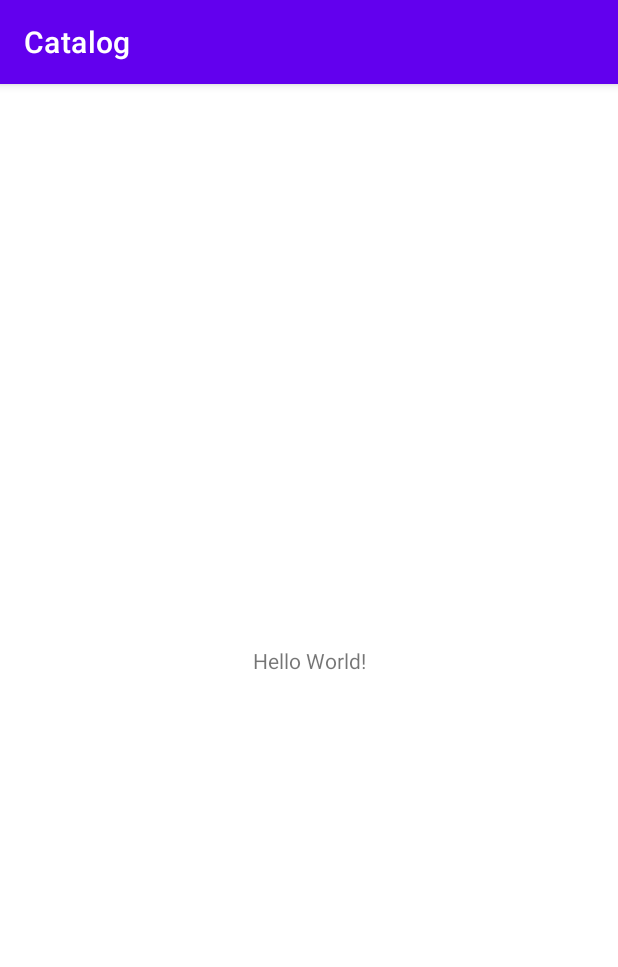
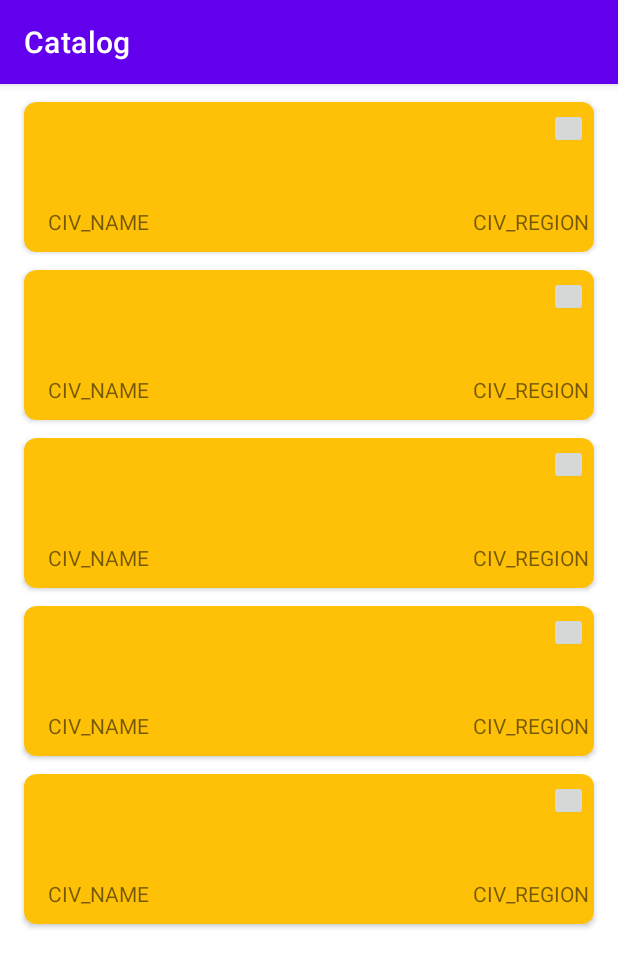
Before and after one commit to ADDNW/SEM5-Android-Catalog, an Android app: the screen it shows after launch (MainActivity), on a phone screen of 412 x 824 dp. Shown: the top 967 px of the screen. Run offline under Robolectric (Android 15) with nearby library versions, the phone set to English and light mode, and no system bars.

Commit message:
add navigation and basic Catalog view

```diff
--- a/app/src/main/java/com/addnw/catalog/MainActivity.kt
+++ b/app/src/main/java/com/addnw/catalog/MainActivity.kt
@@ -2,9 +2,15 @@ package com.addnw.catalog
 
 import androidx.appcompat.app.AppCompatActivity
 import android.os.Bundle
+import android.util.Log
 
 class MainActivity : AppCompatActivity() {
+    companion object {
+        const val LOG_KEY = "MainActivity"
+    }
+
     override fun onCreate(savedInstanceState: Bundle?) {
+        Log.d(LOG_KEY, "Created")
         super.onCreate(savedInstanceState)
         setContentView(R.layout.activity_main)
     }
--- /dev/null
+++ b/app/src/main/java/com/addnw/catalog/screens/CivilizationViewModel.kt
@@ -0,0 +1,94 @@
+package com.addnw.catalog.screens
+
+import android.util.Log
+import androidx.lifecycle.ViewModel
+
+class CivilizationViewModel: ViewModel() {
+    companion object {
+        const val LOG_KEY = "CivilizationViewModel"
+    }
+
+    // active pokemon list
+    private lateinit var civilizations: MutableList<Civilization>
+
+    init {
+        Log.d(LOG_KEY, "created")
+        createList()
+    }
+
+    private fun createList() {
+        civilizations = mutableListOf<Civilization>(
+            Civilization("America", "Washington", Region.AMERICA,
+                listOf("america","washington","b17", "minuteman"),
+                listOf("B17 (replaces Bomber)", "Minuteman (replaces Musketman)", "All land military units have +1 sight", "50% discount when purchasing tiles")
+            ),
+            Civilization("Aztec", "Montezuma", Region.AMERICA,
+                listOf("aztec", "montezuma", "jaguar", "floating_gardens"),
+                listOf("Jagur (replaces Warrior)", "Floating gardens (replaces Water mill)", "Gains culture for the empire from each enemy unit killed")
+            ),
+            Civilization("China", "Wu Zetian", Region.FAREAST,
+                listOf("china", "wu_zetian", "chu_ko_nu", "paper_maker"),
+                listOf("Chu-ko-nu (replaces Crossbwoman)", "Paper maker (replaces Library)", "The Great General combat bonus is doubled, and their spawn rate is increased by 50%")
+            ),
+            Civilization("Egypt", "Ramesses II", Region.AFRICA,
+                listOf("egypt", "ramesses_ii", "war_chariot", "burial_tomb"),
+                listOf("War chariot (replaces Chariot archer)", "Burial tomb (replaces Temple)", "+20% production towards Wonder construction")
+            ),
+            Civilization("Ethiopia", "Haile Selassie", Region.AFRICA,
+                listOf("ethiopia", "haile_selassie", "mehal_sefari", "stele"),
+                listOf("Mehal Sefari (replaces Rifleman)", "Stele (replaces Monument)", "Combat bonus (+20%) when fighting units from a Civilization with more Cities than Ethiopia")
+            )
+//            ,
+//            Civilization("Greece", "Alexander", Region.EUROPE,
+//                listOf(),
+//                listOf()
+//            ),
+//            Civilization("Huns", "Attila", Region.FAREAST,
+//                listOf(),
+//                listOf()
+//            ),
+//            Civilization("India", "Gandhi", Region.FAREAST,
+//                listOf(),
+//                listOf()
+//            ),
+//            Civilization("Iroquois", "Hiawatha", Region.INDIAN,
+//                listOf(),
+//                listOf()
+//            ),
+//            Civilization("Russia", "Catherine", Region.EUROPE,
+//                listOf(),
+//                listOf()
+//            ),
+//            Civilization("Spanish", "Isabella", Region.EUROPE,
+//                listOf(),
+//                listOf()
+//            ),
+//            Civilization("Venice", "Enrico Dandolo", Region.EUROPE,
+//                listOf(),
+//                listOf()
+//            )
+        )
+        Log.d(LOG_KEY, "added $civilizations.size civilizations")
+    }
+
+    fun removeCivilization(index: Int) {
+        val removed = civilizations.removeAt(index)
+        Log.d(LOG_KEY, "removed: $removed")
+    }
+
+    fun getCivilizationList(): ArrayList<Civilization> {
+        return civilizations.toList() as ArrayList<Civilization>;
+    }
+}
+
+class Civilization(val name: String, val leader: String, val region: Region, val graphics: List<String>, val traits: List<String>)
+
+enum class Region {
+    EUROPE,
+    INDIAN,
+    AMERICA,
+    AFRICA,
+    FAREAST,
+    NEAREAST,
+    OCEANIA
+}
--- /dev/null
+++ b/app/src/main/java/com/addnw/catalog/screens/catalog/CatalogFragment.kt
@@ -0,0 +1,83 @@
+package com.addnw.catalog.screens.catalog
+
+import android.os.Bundle
+import android.util.Log
+import androidx.fragment.app.Fragment
+import android.view.LayoutInflater
+import android.view.View
+import android.view.ViewGroup
+import android.widget.ImageButton
+import android.widget.ImageView
+import android.widget.TextView
+import androidx.lifecycle.ViewModelProvider
+import androidx.recyclerview.widget.LinearLayoutManager
+import androidx.recyclerview.widget.RecyclerView
+import com.addnw.catalog.R
+import com.addnw.catalog.databinding.FragmentCatagogBinding
+import com.addnw.catalog.screens.Civilization
+import com.addnw.catalog.screens.CivilizationViewModel
+
+class CatalogFragment : Fragment() {
+    companion object {
+        const val LOG_KEY = "Catalog"
+    }
+
+    private lateinit var binding: FragmentCatagogBinding
+
+    private lateinit var viewModel: CivilizationViewModel
+
+    private lateinit var civilizations: ArrayList<Civilization>
+
+    override fun onCreateView(
+        inflater: LayoutInflater, container: ViewGroup?,
+        savedInstanceState: Bundle?
+    ): View? {
+        Log.d(LOG_KEY, "Created")
+        viewModel = ViewModelProvider(this).get(CivilizationViewModel::class.java)
+
+        binding = FragmentCatagogBinding.inflate(
+            inflater,
+            container,
+            false
+        )
+
+        civilizations = viewModel.getCivilizationList()
+        binding.rvCatalog.adapter = CatalogAdapter(civilizations)
+        binding.rvCatalog.layoutManager = LinearLayoutManager(context)
+
+
+        return binding.root
+    }
+}
+
+class CatalogAdapter (private val civilizations: List<Civilization>): RecyclerView.Adapter<CatalogAdapter.ViewHolder>() {
+    companion object {
+        const val LOG_KEY = "CatalogAdapter"
+    }
+
+    inner class ViewHolder(itemView: View) : RecyclerView.ViewHolder(itemView) {
+        val civilizationIcon = itemView.findViewById<ImageView>(R.id.CivilizationIcon)
+        val civilizationName = itemView.findViewById<TextView>(R.id.CivilizationName)
+        val civilizationRegion = itemView.findViewById<TextView>(R.id.CivilizationRegion)
+        val isFavorite = itemView.findViewById<ImageButton>(R.id.favoriteStar)
+    }
+
+    override fun onCreateViewHolder(parent: ViewGroup, viewType: Int): ViewHolder {
+        val context = parent.context
+        val inflater = LayoutInflater.from(context)
+        val civilizationView = inflater.inflate(R.layout.catalog_row, parent, false)
+        return ViewHolder(civilizationView)
+    }
+
+    override fun onBindViewHolder(holder: CatalogAdapter.ViewHolder, position: Int) {
+        val entry = civilizations[position]
+        //TODO add civilization-based texts and icons
+        holder.civilizationName.text = "CIV_NAME"
+        holder.civilizationRegion.text = "CIV_REGION"
+        Log.d(LOG_KEY, "bind at $position")
+    }
+
+    override fun getItemCount(): Int {
+        return civilizations.size
+    }
+}
--- a/app/src/main/res/layout/activity_main.xml
+++ b/app/src/main/res/layout/activity_main.xml
@@ -6,13 +6,14 @@
     android:layout_height="match_parent"
     tools:context=".MainActivity">
 
-    <TextView
-        android:layout_width="wrap_content"
-        android:layout_height="wrap_content"
-        android:text="Hello World!"
-        app:layout_constraintBottom_toBottomOf="parent"
-        app:layout_constraintLeft_toLeftOf="parent"
-        app:layout_constraintRight_toRightOf="parent"
-        app:layout_constraintTop_toTopOf="parent" />
+    <androidx.fragment.app.FragmentContainerView
+        android:id="@+id/fragment"
+        android:name="androidx.navigation.fragment.NavHostFragment"
+        android:layout_width="match_parent"
+        android:layout_height="match_parent"
+        app:defaultNavHost="true"
+        app:navGraph="@navigation/catalog_nav"
+        tools:layout_editor_absoluteX="match-parent"
+        tools:layout_editor_absoluteY="match-parent"/>
 
 </androidx.constraintlayout.widget.ConstraintLayout>
--- /dev/null
+++ b/app/src/main/res/layout/catalog_row.xml
@@ -0,0 +1,61 @@
+<?xml version="1.0" encoding="utf-8"?>
+<androidx.cardview.widget.CardView xmlns:android="http://schemas.android.com/apk/res/android"
+    xmlns:card_view="http://schemas.android.com/apk/res-auto"
+    xmlns:tools="http://schemas.android.com/tools"
+    android:layout_width="match_parent"
+    android:layout_height="100dp"
+    android:layout_marginTop="@dimen/catalog_row_margin_top"
+    android:layout_marginStart="@dimen/catalog_row_margin_left"
+    android:layout_marginEnd="@dimen/catalog_row_margin_right"
+    card_view:cardBackgroundColor="@color/catalog_row_background"
+    card_view:cardCornerRadius="@dimen/catalog_row_corner_radius">
+
+    <androidx.constraintlayout.widget.ConstraintLayout
+        android:layout_width="match_parent"
+        android:layout_height="match_parent">
+
+        <ImageView
+            android:id="@+id/CivilizationIcon"
+            android:layout_width="60dp"
+            android:layout_height="55dp"
+            android:layout_marginStart="16dp"
+            android:layout_marginTop="4dp"
+            card_view:layout_constraintStart_toStartOf="parent"
+            card_view:layout_constraintTop_toTopOf="parent"
+            tools:srcCompat="@tools:sample/avatars" />
+
+        <TextView
+            android:id="@+id/CivilizationName"
+            android:layout_width="wrap_content"
+            android:layout_height="wrap_content"
+            android:text="TextView"
+            card_view:layout_constraintBottom_toBottomOf="parent"
+            card_view:layout_constraintEnd_toStartOf="@+id/CivilizationRegion"
+            card_view:layout_constraintHorizontal_bias="0.069"
+            card_view:layout_constraintStart_toStartOf="parent"
+            card_view:layout_constraintTop_toBottomOf="@+id/CivilizationIcon" />
+
+        <TextView
+            android:id="@+id/CivilizationRegion"
+            android:layout_width="wrap_content"
+            android:layout_height="wrap_content"
+            android:layout_marginStart="244dp"
+            android:text="TextView"
+            card_view:layout_constraintBottom_toBottomOf="parent"
+            card_view:layout_constraintEnd_toEndOf="parent"
+            card_view:layout_constraintHorizontal_bias="0.948"
+            card_view:layout_constraintStart_toStartOf="parent"
+            card_view:layout_constraintTop_toBottomOf="@+id/favoriteStar"
+            card_view:layout_constraintVertical_bias="0.78" />
+
+        <ImageButton
+            android:id="@+id/favoriteStar"
+            android:layout_width="26dp"
+            android:layout_height="27dp"
+            android:layout_marginTop="4dp"
+            android:layout_marginEnd="4dp"
+            card_view:layout_constraintEnd_toEndOf="parent"
+            card_view:layout_constraintTop_toTopOf="parent"
+            tools:srcCompat="@tools:sample/avatars" />
+    </androidx.constraintlayout.widget.ConstraintLayout>
+</androidx.cardview.widget.CardView>
--- /dev/null
+++ b/app/src/main/res/layout/fragment_catagog.xml
@@ -0,0 +1,13 @@
+<?xml version="1.0" encoding="utf-8"?>
+<FrameLayout xmlns:android="http://schemas.android.com/apk/res/android"
+    xmlns:tools="http://schemas.android.com/tools"
+    android:layout_width="match_parent"
+    android:layout_height="match_parent"
+    tools:context=".screens.catalog.CatalogFragment">
+
+    <androidx.recyclerview.widget.RecyclerView
+        android:id="@+id/rvCatalog"
+        android:layout_width="match_parent"
+        android:layout_height="match_parent" />
+
+</FrameLayout>
--- /dev/null
+++ b/app/src/main/res/navigation/catalog_nav.xml
@@ -0,0 +1,13 @@
+<?xml version="1.0" encoding="utf-8"?>
+<navigation xmlns:android="http://schemas.android.com/apk/res/android"
+    xmlns:app="http://schemas.android.com/apk/res-auto"
+    xmlns:tools="http://schemas.android.com/tools"
+    android:id="@+id/catalog_nav"
+    app:startDestination="@id/catalogFragment">
+
+    <fragment
+        android:id="@+id/catalogFragment"
+        android:name="com.addnw.catalog.screens.catalog.CatalogFragment"
+        android:label="fragment_catagog"
+        tools:layout="@layout/fragment_catagog" />
+</navigation>
--- a/app/src/main/res/values/colors.xml
+++ b/app/src/main/res/values/colors.xml
@@ -7,4 +7,5 @@
     <color name="teal_700">#FF018786</color>
     <color name="black">#FF000000</color>
     <color name="white">#FFFFFFFF</color>
+    <color name="catalog_row_background">#FFC107</color>
 </resources>
--- /dev/null
+++ b/app/src/main/res/values/dimens.xml
@@ -0,0 +1,7 @@
+<?xml version="1.0" encoding="utf-8"?>
+<resources>
+    <dimen name="catalog_row_margin_top">12dp</dimen>
+    <dimen name="catalog_row_margin_left">16dp</dimen>
+    <dimen name="catalog_row_margin_right">16dp</dimen>
+    <dimen name="catalog_row_corner_radius">8dp</dimen>
+</resources>
--- a/app/src/main/res/values/strings.xml
+++ b/app/src/main/res/values/strings.xml
@@ -1,3 +1,5 @@
 <resources>
     <string name="app_name">Catalog</string>
+    <!-- TODO: Remove or change this placeholder text -->
+    <string name="hello_blank_fragment">Hello blank fragment</string>
 </resources>
```
Also changed, not shown: app/build.gradle (+7 -0 lines), gradle/wrapper/gradle-wrapper.properties.
